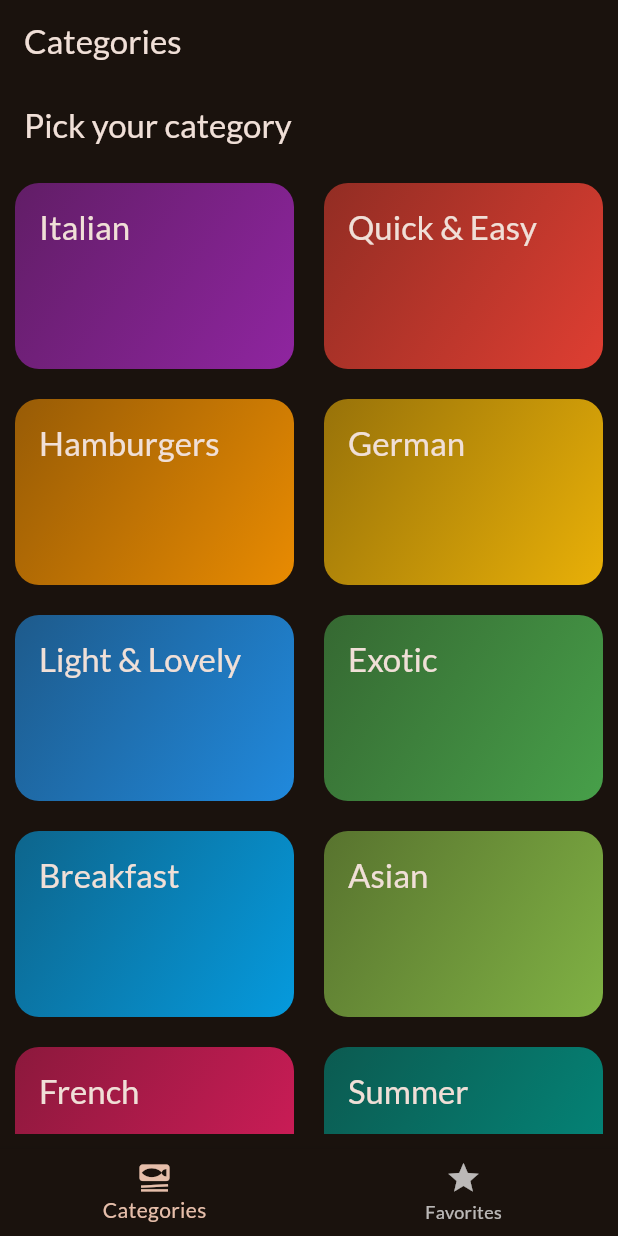
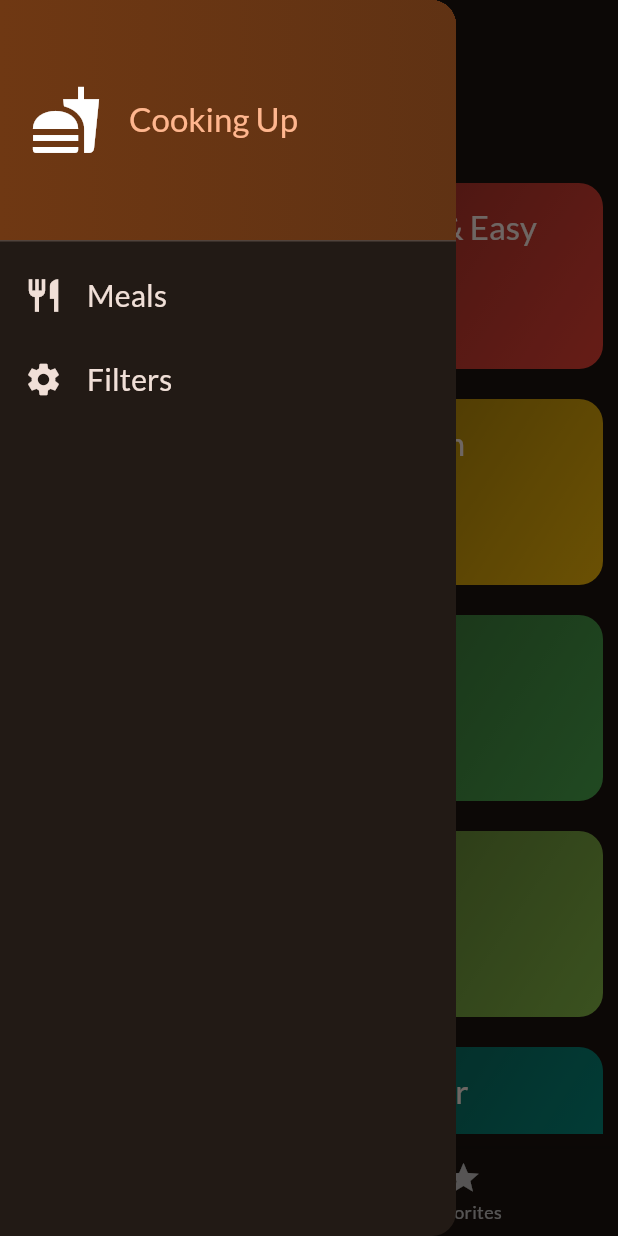
Before and after one commit to FAArik/Meals_App, a Flutter app: the screen it shows after launch, with the side drawer open (before the commit the screen has no drawer), on a phone screen of 412 x 824 dp. Run offline on Flutter 3.47's test engine with Material 3 defaults, Android fonts, the phone set to English and light mode, and no system bars; our stand-ins replace google_fonts, transparent_image.

Commit message:
added a main drawer

```diff
--- a/lib/screens/categories.dart
+++ b/lib/screens/categories.dart
@@ -1,11 +1,14 @@
 import 'package:flutter/material.dart';
 import 'package:flutter_internals/data/dummy_data.dart';
 import 'package:flutter_internals/models/category.dart';
+import 'package:flutter_internals/models/meal.dart';
 import 'package:flutter_internals/screens/meals.dart';
 import 'package:flutter_internals/widgets/category_grid_item.dart';
 
 class CategoriesScreen extends StatelessWidget {
-  const CategoriesScreen({super.key});
+  const CategoriesScreen({super.key, required this.onToggleFavorite});
+
+  final void Function(Meal meal) onToggleFavorite;
 
   void _selectCategory(BuildContext context, Category category) {
     final filtered =
@@ -15,6 +18,7 @@ class CategoriesScreen extends StatelessWidget {
         builder: (ctx) => MealsScreen(
           meals: filtered,
           title: category.title,
+          onToggleFavorite: onToggleFavorite,
         ),
       ),
     );
--- a/lib/screens/tabs.dart
+++ b/lib/screens/tabs.dart
@@ -2,6 +2,7 @@ import 'package:flutter/material.dart';
 import 'package:flutter_internals/models/meal.dart';
 import 'package:flutter_internals/screens/categories.dart';
 import 'package:flutter_internals/screens/meals.dart';
+import 'package:flutter_internals/widgets/main_drawer.dart';
 
 class TabsScreen extends StatefulWidget {
   const TabsScreen({super.key});
@@ -14,12 +15,37 @@ class TabsScreen extends StatefulWidget {
 class _TabsScreenState extends State<TabsScreen> {
   final List<Meal> _favorites = [];
 
-  _toggleMealFavoriteStatus(Meal meal) {
+  void _setScreen(String identifier) {
+    if (identifier == "filters") {
+    } else {
+      Navigator.of(context).pop();
+    }
+  }
+
+  void _showInfoMessage(String message) {
+    ScaffoldMessenger.of(context).clearSnackBars();
+    ScaffoldMessenger.of(context).showSnackBar(
+      SnackBar(
+        content: Text(message),
+      ),
+    );
+  }
+
+  void _toggleMealFavoriteStatus(Meal meal) {
+    setState(() {
+      updateFavorites(meal);
+    });
+  }
+
+  void updateFavorites(Meal meal) {
     final isExisting = _favorites.contains(meal);
-    if (isExisting)
+    if (isExisting) {
       _favorites.remove(meal);
-    else
+      _showInfoMessage("Removed from Favorites!");
+    } else {
       _favorites.add(meal);
+      _showInfoMessage("Marked as Favorite!");
+    }
   }
 
   int _selectedPageIndex = 0;
@@ -31,15 +57,23 @@ class _TabsScreenState extends State<TabsScreen> {
 
   @override
   Widget build(BuildContext context) {
-    Widget activepage = const CategoriesScreen();
+    Widget activepage = CategoriesScreen(
+      onToggleFavorite: _toggleMealFavoriteStatus,
+    );
     var activePageTitle = "Categories";
     if (_selectedPageIndex == 1) {
-      activepage = const MealsScreen(meals: []);
+      activepage = MealsScreen(
+        meals: _favorites,
+        onToggleFavorite: _toggleMealFavoriteStatus,
+      );
       activePageTitle = "Your Favorites";
     }
     return Scaffold(
       appBar: AppBar(
         title: Text(activePageTitle),
+      ),
+      drawer: MainDrawer(
+        onSelectScreen: _setScreen,
       ),
       body: activepage,
       bottomNavigationBar: BottomNavigationBar(
--- /dev/null
+++ b/lib/widgets/main_drawer.dart
@@ -0,0 +1,76 @@
+import 'package:flutter/material.dart';
+
+class MainDrawer extends StatelessWidget {
+  const MainDrawer({super.key, required this.onSelectScreen});
+  final void Function(String identifier) onSelectScreen;
+
+  @override
+  Widget build(BuildContext context) {
+    return Drawer(
+      child: Column(
+        children: [
+          DrawerHeader(
+            padding: EdgeInsets.all(20),
+            decoration: BoxDecoration(
+              gradient: LinearGradient(
+                colors: [
+                  Theme.of(context).colorScheme.primaryContainer,
+                  Theme.of(context)
+                      .colorScheme
+                      .primaryContainer
+                      .withOpacity(0.8),
+                ],
+              ),
+            ),
+            child: Row(
+              children: [
+                Icon(
+                  Icons.fastfood,
+                  size: 48,
+                ),
+                const SizedBox(
+                  width: 18,
+                ),
+                Text(
+                  "Cooking Up",
+                  style: Theme.of(context)
+                      .textTheme
+                      .titleLarge!
+                      .copyWith(color: Theme.of(context).colorScheme.primary),
+                )
+              ],
+            ),
+          ),
+          ListTile(
+            leading: Icon(Icons.restaurant,
+                size: 26, color: Theme.of(context).colorScheme.onSurface),
+            title: Text(
+              "Meals",
+              style: Theme.of(context).textTheme.titleSmall!.copyWith(
+                    color: Theme.of(context).colorScheme.onSurface,
+                    fontSize: 20,
+                  ),
+            ),
+            onTap: () {
+              onSelectScreen("meals");
+            },
+          ),
+          ListTile(
+            leading: Icon(Icons.settings,
+                size: 26, color: Theme.of(context).colorScheme.onSurface),
+            title: Text(
+              "Filters",
+              style: Theme.of(context).textTheme.titleSmall!.copyWith(
+                    color: Theme.of(context).colorScheme.onSurface,
+                    fontSize: 20,
+                  ),
+            ),
+            onTap: () {
+              onSelectScreen("filters");
+            },
+          ),
+        ],
+      ),
+    );
+  }
+}
```
Also changed, not shown: lib/screens/meals.dart (+21 -1 lines), lib/widgets/meal_item.dart (+3 -15 lines), lib/widgets/meal_recipe.dart (+11 -3 lines), lib/screens/filters.dart (added).
